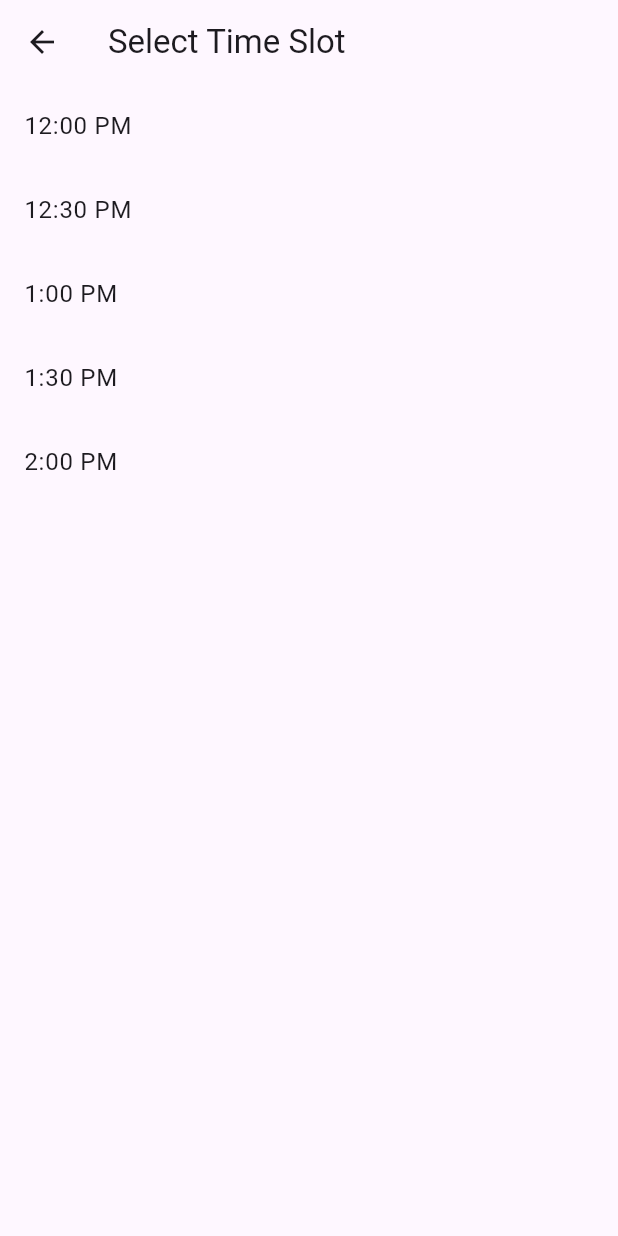
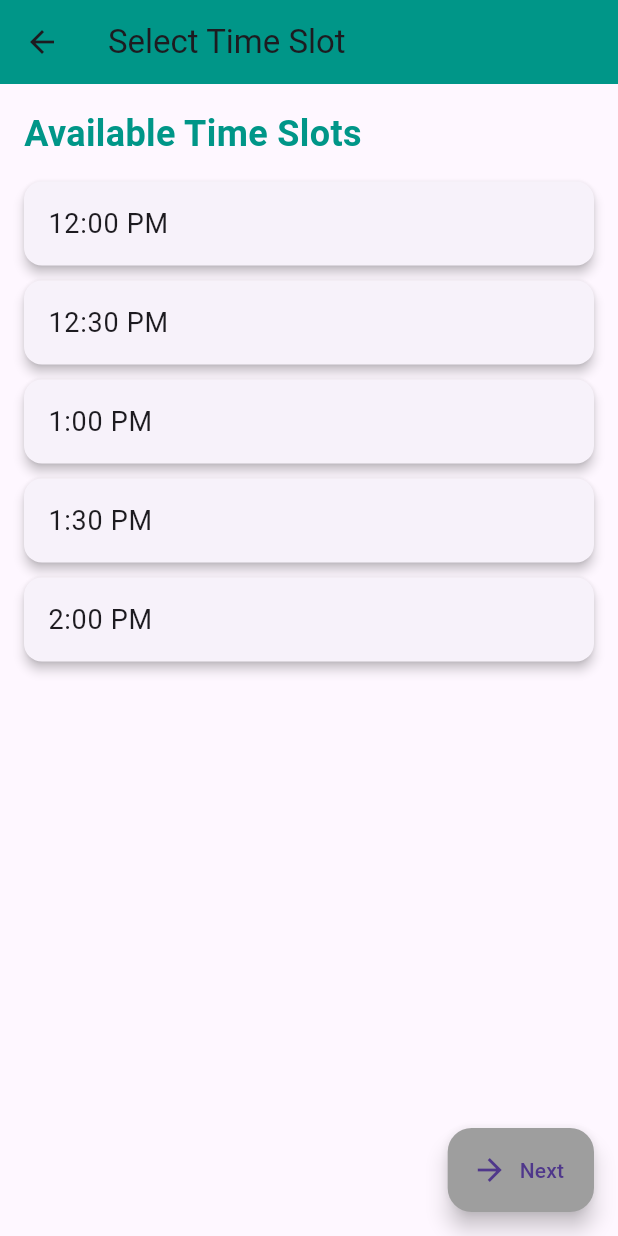
Before and after one commit to ArjunBhella/AppDevProject, a Flutter app: the BookAppointmentPage screen opened directly with empty values, on a phone screen of 412 x 824 dp. Run offline on Flutter 3.47's test engine with Material 3 defaults, Android fonts, the phone set to English and light mode, and no system bars; our stand-ins replace flutter_calendar_carousel, sqflite; accounts and stored records are empty.

Commit message:
changed styling of whole navigation layout

```diff
--- a/Project/lib/views/BookAppointment.dart
+++ b/Project/lib/views/BookAppointment.dart
@@ -32,22 +32,58 @@ class _BookAppointmentPageState extends State<BookAppointmentPage> {
     return Scaffold(
       appBar: AppBar(
         title: Text('Select Time Slot'),
+        backgroundColor: Colors.teal,
       ),
-      body: timeSlots.isEmpty
+      body: Padding(
+        padding: const EdgeInsets.all(16.0),
+        child: Column(
+          crossAxisAlignment: CrossAxisAlignment.start,
+          children: [
+            Text(
+              'Available Time Slots',
+              style: TextStyle(
+                fontSize: 24,
+                fontWeight: FontWeight.bold,
+                color: Colors.teal,
+              ),
+            ),
+            SizedBox(height: 10),
+            Expanded(
+              child: timeSlots.isEmpty
                   ? Center(child: CircularProgressIndicator())
                   : ListView.builder(
                 itemCount: timeSlots.length,
                 itemBuilder: (context, index) {
-          return ListTile(
-            title: Text(timeSlots[index]),
+                  return Card(
+                    elevation: 3,
+                    margin: EdgeInsets.symmetric(vertical: 5),
+                    child: ListTile(
+                      title: Text(
+                        timeSlots[index],
+                        style: TextStyle(fontSize: 18),
+                      ),
                       onTap: () {
                         setState(() {
                           selectedTime = timeSlots[index];
                         });
                         _navigateToDoctorSelection();
                       },
+                      trailing: selectedTime == timeSlots[index]
+                          ? Icon(Icons.check_circle, color: Colors.teal)
+                          : null,
+                    ),
                   );
                 },
+              ),
+            ),
+          ],
+        ),
+      ),
+      floatingActionButton: FloatingActionButton.extended(
+        onPressed: selectedTime != null ? _navigateToDoctorSelection : null,
+        label: Text('Next'),
+        icon: Icon(Icons.arrow_forward),
+        backgroundColor: selectedTime != null ? Colors.teal : Colors.grey,
       ),
     );
   }
@@ -65,7 +101,8 @@ class _BookAppointmentPageState extends State<BookAppointmentPage> {
       );
     } else {
       ScaffoldMessenger.of(context).showSnackBar(
-          SnackBar(content: Text("Please select a time slot before confirming.")));
+        SnackBar(content: Text("Please select a time slot before proceeding.")),
+      );
     }
   }
 }
--- a/Project/lib/views/ChooseDate.dart
+++ b/Project/lib/views/ChooseDate.dart
@@ -18,7 +18,7 @@ class _BookAppointmentScreenState extends State<BookAppointmentScreen> {
   @override
   Widget build(BuildContext context) {
     return Scaffold(
-      backgroundColor: Colors.lightBlue,
+      backgroundColor: Colors.teal,
       appBar: AppBar(
         title: Text('Book an Appointment'),
       ),
--- a/Project/lib/views/Login.dart
+++ b/Project/lib/views/Login.dart
@@ -92,7 +92,7 @@ class _LoginAppState extends State<LoginApp> {
   @override
   Widget build(BuildContext context) {
     return Scaffold(
-      backgroundColor: Colors.lightBlue,
+      backgroundColor: Colors.teal,
       body: Center(
         child: SingleChildScrollView(
           child: Padding(
--- a/Project/lib/views/ManageProfile.dart
+++ b/Project/lib/views/ManageProfile.dart
@@ -60,9 +60,9 @@ class _ManageProfileScreenState extends State<ManageProfileScreen> {
   @override
   Widget build(BuildContext context) {
     return Scaffold(
-      backgroundColor: Colors.lightBlue,
+      backgroundColor: Colors.teal,
       appBar: AppBar(
-        backgroundColor: Colors.lightBlue,
+        backgroundColor: Colors.teal,
         title: Text('Manage Profile'),
       ),
       body: Center(
--- a/Project/lib/views/SignUp.dart
+++ b/Project/lib/views/SignUp.dart
@@ -24,7 +24,7 @@ class _SignUpState extends State<SignUp> {
   @override
   Widget build(BuildContext context) {
     return  Scaffold(
-      backgroundColor: Colors.lightBlue,
+      backgroundColor: Colors.teal,
       body: Center(
         child: SingleChildScrollView(
           child: Form(
```
Also changed, not shown: Project/lib/views/AppointmentDeletedPage.dart (+10 -0 lines), Project/lib/views/BookingConfimationPage.dart (+24 -6 lines), Project/lib/views/DeleteAppointmentPage.dart (+34 -3 lines), Project/lib/views/DoctorsPage.dart (+25 -4 lines), Project/lib/views/MyAppointmentsPage.dart (+14 -3 lines), Project/lib/views/ViewDoctors.dart (+4 -3 lines), Project/lib/views/WelcomScreen.dart (+7 -7 lines). Lines whose indentation alone changed are shown as unchanged.
